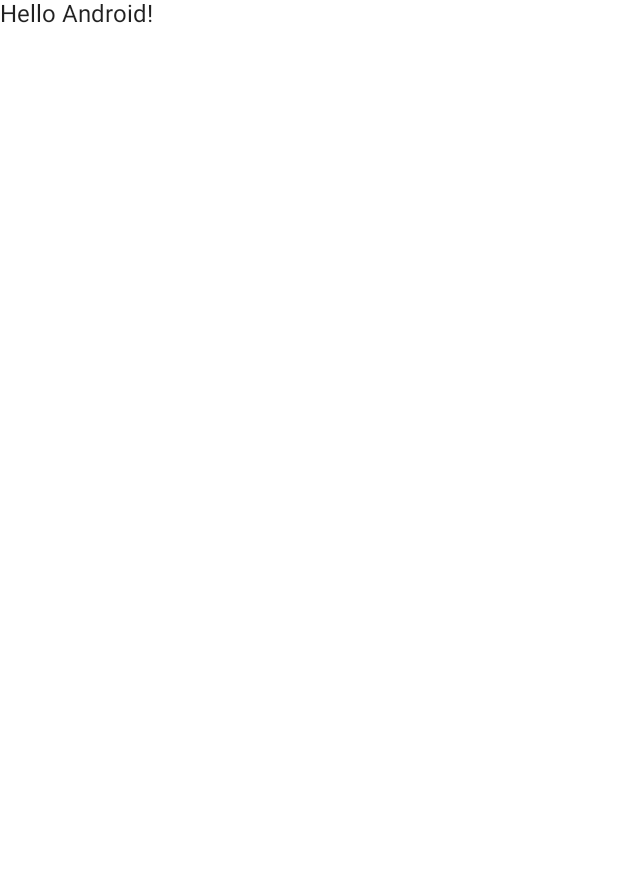
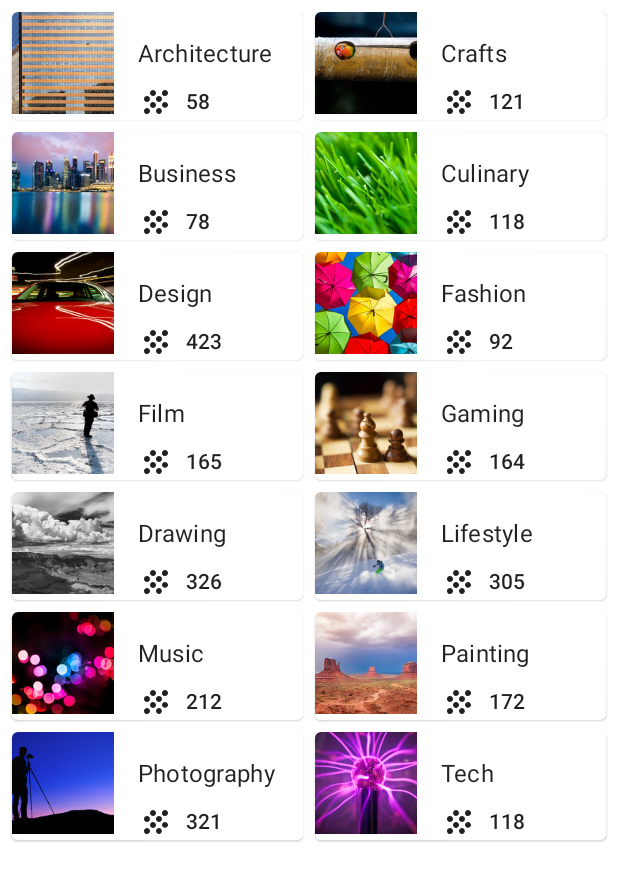
Before and after one commit to JonyStrins/AndroidStudioComposeMovil1, an Android app built with Jetpack Compose: the screen it shows after launch (MainActivity), on a phone screen of 412 x 824 dp. Before the commit the part shown is almost empty. Shown: the top 881 px of the screen. Run offline under Robolectric (Android 15) with nearby library versions, the phone set to English and light mode, and no system bars.

Commit message:
Cuadricula Terminada

```diff
--- a/Crea una Cuadricula/app/src/main/java/com/jonystrins/creaunacuadricula/MainActivity.kt
+++ b/Crea una Cuadricula/app/src/main/java/com/jonystrins/creaunacuadricula/MainActivity.kt
@@ -3,13 +3,22 @@ package com.jonystrins.creaunacuadricula
 import android.os.Bundle
 import androidx.activity.ComponentActivity
 import androidx.activity.compose.setContent
-import androidx.compose.foundation.layout.fillMaxSize
-import androidx.compose.material.MaterialTheme
-import androidx.compose.material.Surface
-import androidx.compose.material.Text
+import androidx.compose.foundation.Image
+import androidx.compose.foundation.layout.*
+import androidx.compose.foundation.lazy.grid.GridCells
+import androidx.compose.foundation.lazy.grid.LazyVerticalGrid
+import androidx.compose.foundation.lazy.grid.items
+import androidx.compose.material.*
 import androidx.compose.runtime.Composable
+import androidx.compose.ui.Alignment
 import androidx.compose.ui.Modifier
+import androidx.compose.ui.layout.ContentScale
+import androidx.compose.ui.res.painterResource
+import androidx.compose.ui.res.stringResource
 import androidx.compose.ui.tooling.preview.Preview
+import androidx.compose.ui.unit.dp
+import com.jonystrins.creaunacuadricula.data.DataSource
+import com.jonystrins.creaunacuadricula.model.Topic
 import com.jonystrins.creaunacuadricula.ui.theme.CreaUnaCuadriculaTheme
 
 class MainActivity : ComponentActivity() {
@@ -22,7 +31,9 @@ class MainActivity : ComponentActivity() {
                     modifier = Modifier.fillMaxSize(),
                     color = MaterialTheme.colors.background
                 ) {
-                    Greeting("Android")
+                    CuadriculaApp(
+                        modifier = Modifier.padding(8.dp)
+                    )
                 }
             }
         }
@@ -30,14 +41,76 @@ class MainActivity : ComponentActivity() {
 }
 
 @Composable
-fun Greeting(name: String) {
-    Text(text = "Hello $name!")
+fun CuadriculaApp(modifier: Modifier = Modifier) {
+    LazyVerticalGrid(
+        columns = GridCells.Fixed(2),
+        verticalArrangement = Arrangement.spacedBy(8.dp),
+        horizontalArrangement = Arrangement.spacedBy(8.dp),
+        modifier = modifier
+    ){
+        items(DataSource.topics){
+            topic -> Carta(topic = topic)
+        }
+    }
+}
+
+@Composable
+fun Carta(topic: Topic, modifier: Modifier = Modifier){
+    Card() {
+        Row{
+            Box{
+               Image(
+                   painter = painterResource(id = topic.imageRes),
+                   contentDescription = null,
+                   modifier = modifier
+                       .size(width = 68.dp, height = 68.dp)
+                       .aspectRatio(1f),
+                   contentScale = ContentScale.Crop
+               )
+            }
+            Column() {
+                Text(
+                    text = stringResource(id = topic.name),
+                    style = MaterialTheme.typography.subtitle1,
+                    modifier = Modifier.padding(
+                        start = 16.dp,
+                        top = 16.dp,
+                        end = 16.dp,
+                        bottom = 8.dp
+                    )
+                )
+                Row(verticalAlignment = Alignment.CenterVertically){
+                    Icon(
+                        painter = painterResource(id = R.drawable.ic_grain),
+                        contentDescription = null,
+                        modifier = Modifier.padding(
+                            start = 16.dp
+                        )
+                    )
+                    Text(
+                        text = topic.availableCourses.toString(),
+                        style = MaterialTheme.typography.subtitle2,
+                        modifier = Modifier.padding(
+                            start = 8.dp
+                        )
+                    )
+                }
+            }
+        }
+    }
 }
 
 @Preview(showBackground = true)
 @Composable
 fun DefaultPreview() {
-    CreaUnaCuadriculaTheme {
-        Greeting("Android")
+    CreaUnaCuadriculaTheme() {
+        val topic = Topic(R.string.photography, 321, R.drawable.photography)
+        Column(
+            modifier = Modifier.fillMaxSize(),
+            verticalArrangement = Arrangement.Center,
+            horizontalAlignment = Alignment.CenterHorizontally
+        ) {
+            Carta(topic = topic)
+        }
     }
 }
--- /dev/null
+++ b/Crea una Cuadricula/app/src/main/java/com/jonystrins/creaunacuadricula/data/DataSource.kt
@@ -0,0 +1,23 @@
+package com.jonystrins.creaunacuadricula.data
+
+import com.jonystrins.creaunacuadricula.R
+import com.jonystrins.creaunacuadricula.model.Topic
+
+object DataSource {
+    val topics = listOf(
+        Topic(R.string.architecture, 58, R.drawable.architecture),
+        Topic(R.string.crafts, 121, R.drawable.crafts),
+        Topic(R.string.business, 78, R.drawable.business),
+        Topic(R.string.culinary, 118, R.drawable.culinary),
+        Topic(R.string.design, 423, R.drawable.design),
+        Topic(R.string.fashion, 92, R.drawable.fashion),
+        Topic(R.string.film, 165, R.drawable.film),
+        Topic(R.string.gaming, 164, R.drawable.gaming),
+        Topic(R.string.drawing, 326, R.drawable.drawing),
+        Topic(R.string.lifestyle, 305, R.drawable.lifestyle),
+        Topic(R.string.music, 212, R.drawable.music),
+        Topic(R.string.painting, 172, R.drawable.painting),
+        Topic(R.string.photography, 321, R.drawable.photography),
+        Topic(R.string.tech, 118, R.drawable.tech)
+    )
+}
--- /dev/null
+++ b/Crea una Cuadricula/app/src/main/java/com/jonystrins/creaunacuadricula/model/Topic.kt
@@ -0,0 +1,10 @@
+package com.jonystrins.creaunacuadricula.model
+
+import androidx.annotation.DrawableRes
+import androidx.annotation.StringRes
+
+data class Topic(
+    @StringRes val name: Int,
+    val availableCourses: Int,
+    @DrawableRes val imageRes: Int
+)
--- /dev/null
+++ b/Crea una Cuadricula/app/src/main/res/drawable/ic_grain.xml
@@ -0,0 +1,24 @@
+<?xml version="1.0" encoding="utf-8"?>
+<!--
+  Copyright 2020 The Android Open Source Project
+
+  Licensed under the Apache License, Version 2.0 (the "License"); you may not use this file except
+  in compliance with the License. You may obtain a copy of the License at
+
+  http://www.apache.org/licenses/LICENSE-2.0
+
+  Unless required by applicable law or agreed to in writing, software distributed under the License
+  is distributed on an "AS IS" BASIS, WITHOUT WARRANTIES OR CONDITIONS OF ANY KIND, either express
+  or implied. See the License for the specific language governing permissions and limitations under
+  the License.
+  -->
+<vector
+    xmlns:android="http://schemas.android.com/apk/res/android"
+    android:width="24dp"
+    android:height="24dp"
+    android:viewportWidth="24"
+    android:viewportHeight="24">
+  <path
+      android:pathData="M9.98,3.98C11.06,3.98 12,4.92 12,6s-0.94,2.02 -2.02,2.02A2.02,2.02 0,0 1,8.02 6c0,-1.08 0.89,-2.02 1.96,-2.02zM14.02,8.02c1.07,0 1.96,0.89 1.96,1.96 0,1.08 -0.89,2.02 -1.96,2.02A2.06,2.06 0,0 1,12 9.98c0,-1.07 0.94,-1.96 2.02,-1.96zM18,12c1.08,0 2.02,0.94 2.02,2.02a2.02,2.02 0,0 1,-4.03 0c0,-1.08 0.93,-2.02 2.01,-2.02zM14.02,15.98a2.02,2.02 0,0 1,0 4.03A2.06,2.06 0,0 1,12 18c0,-1.08 0.94,-2.02 2.02,-2.02zM18,8.02A2.06,2.06 0,0 1,15.98 6c0,-1.08 0.94,-2.02 2.02,-2.02s2.02,0.94 2.02,2.02 -0.94,2.02 -2.02,2.02zM6,15.98c1.08,0 2.02,0.94 2.02,2.02S7.08,20.02 6,20.02A2.06,2.06 0,0 1,3.98 18c0,-1.08 0.94,-2.02 2.02,-2.02zM6,8.02c1.08,0 2.02,0.89 2.02,1.96C8.02,11.06 7.08,12 6,12a2.06,2.06 0,0 1,-2.02 -2.02c0,-1.07 0.94,-1.96 2.02,-1.96zM9.98,12c1.08,0 2.02,0.94 2.02,2.02 0,1.07 -0.94,1.96 -2.02,1.96 -1.07,0 -1.96,-0.89 -1.96,-1.96 0,-1.08 0.89,-2.02 1.96,-2.02z"
+      android:fillColor="#fff"/>
+</vector>
--- a/Crea una Cuadricula/app/src/main/res/values/strings.xml
+++ b/Crea una Cuadricula/app/src/main/res/values/strings.xml
@@ -1,3 +1,17 @@
 <resources>
     <string name="app_name">Crea una Cuadricula</string>
+    <string name="architecture">Architecture</string>
+    <string name="crafts">Crafts</string>
+    <string name="business">Business</string>
+    <string name="culinary">Culinary</string>
+    <string name="design">Design</string>
+    <string name="fashion">Fashion</string>
+    <string name="film">Film</string>
+    <string name="gaming">Gaming</string>
+    <string name="drawing">Drawing</string>
+    <string name="lifestyle">Lifestyle</string>
+    <string name="music">Music</string>
+    <string name="painting">Painting</string>
+    <string name="photography">Photography</string>
+    <string name="tech">Tech</string>
 </resources>
```
Also changed, not shown: Crea una Cuadricula/app/src/main/res/drawable/architecture.jpg (added), Crea una Cuadricula/app/src/main/res/drawable/business.jpg (added), Crea una Cuadricula/app/src/main/res/drawable/crafts.jpg (added), Crea una Cuadricula/app/src/main/res/drawable/culinary.jpg (added), Crea una Cuadricula/app/src/main/res/drawable/design.jpg (added), Crea una Cuadricula/app/src/main/res/drawable/drawing.jpg (added), Crea una Cuadricula/app/src/main/res/drawable/fashion.jpg (added), Crea una Cuadricula/app/src/main/res/drawable/film.jpg (added), Crea una Cuadricula/app/src/main/res/drawable/gaming.jpg (added), Crea una Cuadricula/app/src/main/res/drawable/lifestyle.jpg (added), Crea una Cuadricula/app/src/main/res/drawable/music.jpg (added), Crea una Cuadricula/app/src/main/res/drawable/painting.jpg (added), Crea una Cuadricula/app/src/main/res/drawable/photography.jpg (added), Crea una Cuadricula/app/src/main/res/drawable/tech.jpg (added).
